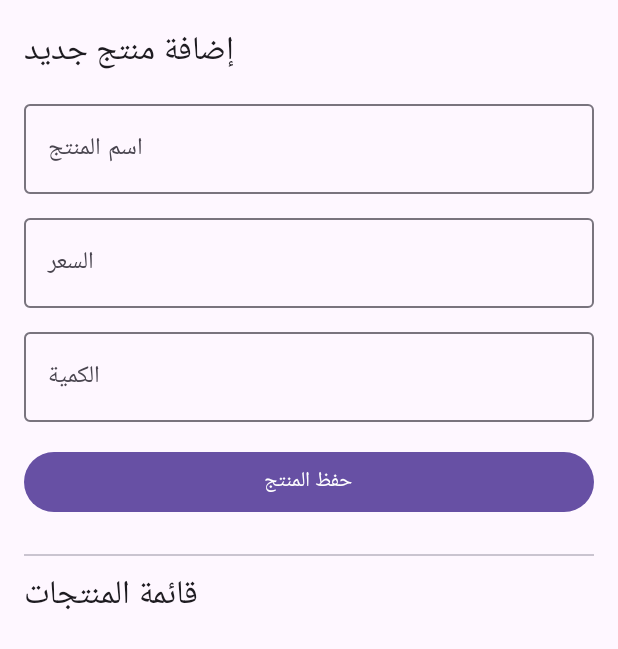
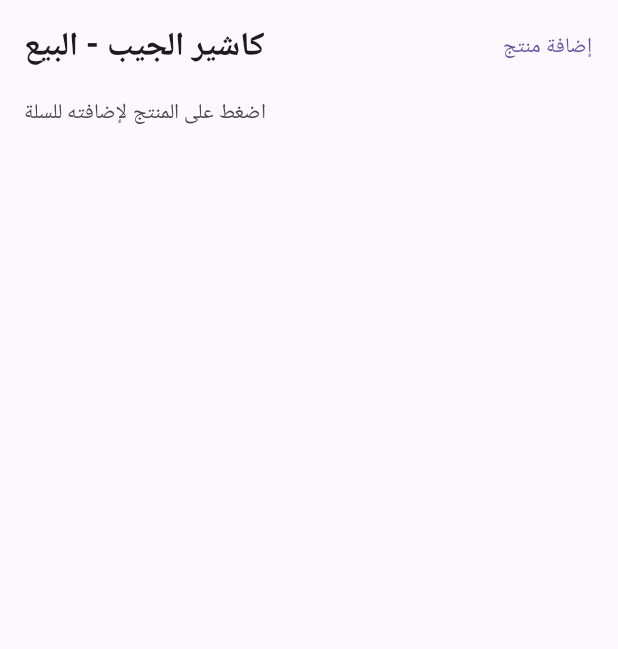
Before and after one commit to bb3174472-cloud/PocketCashier, an Android app built with Jetpack Compose: the screen it shows after launch (MainActivity), on a phone screen of 412 x 824 dp. Shown: the top 649 px of the screen. Run offline under Robolectric (Android 15) with nearby library versions, the phone set to English and light mode, and no system bars; our stand-ins replace Room's generated code.

Commit message:
Batch 3: Cashier Screen with Cart and Checkout logic

```diff
--- a/app/src/main/java/com/pocketcashier/MainActivity.kt
+++ b/app/src/main/java/com/pocketcashier/MainActivity.kt
@@ -3,6 +3,7 @@ package com.pocketcashier
 import android.os.Bundle
 import androidx.activity.ComponentActivity
 import androidx.activity.compose.setContent
+import androidx.compose.foundation.clickable
 import androidx.compose.foundation.layout.*
 import androidx.compose.foundation.lazy.LazyColumn
 import androidx.compose.foundation.lazy.items
@@ -10,107 +11,159 @@ import androidx.compose.material3.*
 import androidx.compose.runtime.*
 import androidx.compose.ui.Alignment
 import androidx.compose.ui.Modifier
+import androidx.compose.ui.text.font.FontWeight
 import androidx.compose.ui.unit.dp
 import com.pocketcashier.data.AppDatabase
 import com.pocketcashier.data.Product
+import com.pocketcashier.data.ProductDao
 import kotlinx.coroutines.launch
 
 class MainActivity : ComponentActivity() {
     override fun onCreate(savedInstanceState: Bundle?) {
         super.onCreate(savedInstanceState)
 
-        // تهيئة قاعدة البيانات
         val db = AppDatabase.getDatabase(this)
         val dao = db.productDao()
 
         setContent {
             MaterialTheme {
                 Surface(modifier = Modifier.fillMaxSize()) {
-                    ProductScreen(dao)
+                    CashierScreen(dao)
                 }
             }
         }
     }
 }
 
-@OptIn(ExperimentalMaterial3Api::class)
 @Composable
-fun ProductScreen(dao: com.pocketcashier.data.ProductDao) {
+fun CashierScreen(dao: ProductDao) {
+    val scope = rememberCoroutineScope()
+    val products by dao.getAllProducts().collectAsState(initial = emptyList())
+
+    // حالة السلة: خريطة تربط المنتج بالكمية المطلوبة
+    val cart = remember { mutableStateMapOf<Product, Int>() }
+    var showAddProductDialog by remember { mutableStateOf(false) }
+
+    val totalAmount = cart.entries.sumOf { it.key.price * it.value }
+
+    Scaffold(
+        topBar = {
+            TopAppBar(
+                title = { Text("كاشير الجيب - البيع", fontWeight = FontWeight.Bold) },
+                actions = {
+                    TextButton(onClick = { showAddProductDialog = true }) {
+                        Text("إضافة منتج")
+                    }
+                }
+            )
+        },
+        bottomBar = {
+            if (cart.isNotEmpty()) {
+                Card(
+                    modifier = Modifier.fillMaxWidth().padding(8.dp),
+                    elevation = CardDefaults.cardElevation(8.dp)
+                ) {
+                    Row(
+                        modifier = Modifier.padding(16.dp).fillMaxWidth(),
+                        horizontalArrangement = Arrangement.SpaceBetween,
+                        verticalAlignment = Alignment.CenterVertically
+                    ) {
+                        Column {
+                            Text("الإجمالي", style = MaterialTheme.typography.titleMedium)
+                            Text("${totalAmount} ريال", style = MaterialTheme.typography.headlineSmall, fontWeight = FontWeight.Bold)
+                        }
+                        Button(
+                            onClick = {
+                                scope.launch {
+                                    // خصم الكميات من قاعدة البيانات
+                                    cart.forEach { (product, qty) ->
+                                        dao.updateQuantity(product.id, qty)
+                                    }
+                                    cart.clear() // مسح السلة
+                                }
+                            },
+                            colors = ButtonDefaults.buttonColors(containerColor = androidx.compose.ui.graphics.Color(0xFF4CAF50))
+                        ) {
+                            Text("إتمام البيع")
+                        }
+                    }
+                }
+            }
+        }
+    ) { paddingValues ->
+        Column(modifier = Modifier.padding(paddingValues).padding(horizontal = 16.dp)) {
+            Text("اضغط على المنتج لإضافته للسلة", style = MaterialTheme.typography.bodyMedium, color = MaterialTheme.colorScheme.onSurfaceVariant)
+            Spacer(modifier = Modifier.height(8.dp))
+
+            LazyColumn(modifier = Modifier.fillMaxSize()) {
+                items(products) { product ->
+                    val qtyInCart = cart[product] ?: 0
+                    Card(
+                        modifier = Modifier
+                            .fillMaxWidth()
+                            .padding(vertical = 4.dp)
+                            .clickable(enabled = product.quantity > qtyInCart) {
+                                cart[product] = qtyInCart + 1
+                            },
+                        elevation = CardDefaults.cardElevation(defaultElevation = 2.dp),
+                        colors = CardDefaults.cardColors(
+                            containerColor = if (product.quantity > qtyInCart) MaterialTheme.colorScheme.surfaceVariant else MaterialTheme.colorScheme.errorContainer
+                        )
+                    ) {
+                        Row(
+                            modifier = Modifier.padding(16.dp).fillMaxWidth(),
+                            horizontalArrangement = Arrangement.SpaceBetween
+                        ) {
+                            Column {
+                                Text(text = product.name, style = MaterialTheme.typography.titleMedium, fontWeight = FontWeight.Bold)
+                                Text(text = "المتوفر: ${product.quantity} | السعر: ${product.price}", style = MaterialTheme.typography.bodySmall)
+                            }
+                            if (qtyInCart > 0) {
+                                Text(text = "في السلة: $qtyInCart", color = MaterialTheme.colorScheme.primary, fontWeight = FontWeight.Bold)
+                            }
+                        }
+                    }
+                }
+            }
+        }
+    }
+
+    if (showAddProductDialog) {
+        AddProductDialog(dao = dao, onDismiss = { showAddProductDialog = false })
+    }
+}
+
+@Composable
+fun AddProductDialog(dao: ProductDao, onDismiss: () -> Unit) {
     val scope = rememberCoroutineScope()
     var name by remember { mutableStateOf("") }
     var price by remember { mutableStateOf("") }
     var quantity by remember { mutableStateOf("") }
 
-    // جلب المنتجات من قاعدة البيانات
-    val products by dao.getAllProducts().collectAsState(initial = emptyList())
-
-    Column(modifier = Modifier.padding(16.dp).fillMaxSize()) {
-        Text("إضافة منتج جديد", style = MaterialTheme.typography.titleLarge)
-        Spacer(modifier = Modifier.height(8.dp))
-
-        OutlinedTextField(
-            value = name,
-            onValueChange = { name = it },
-            label = { Text("اسم المنتج") },
-            modifier = Modifier.fillMaxWidth()
-        )
-        Spacer(modifier = Modifier.height(8.dp))
-
-        OutlinedTextField(
-            value = price,
-            onValueChange = { price = it },
-            label = { Text("السعر") },
-            modifier = Modifier.fillMaxWidth()
-        )
-        Spacer(modifier = Modifier.height(8.dp))
-
-        OutlinedTextField(
-            value = quantity,
-            onValueChange = { quantity = it },
-            label = { Text("الكمية") },
-            modifier = Modifier.fillMaxWidth()
-        )
-        Spacer(modifier = Modifier.height(16.dp))
-
-        Button(
-            onClick = {
-                if (name.isNotBlank() && price.isNotBlank() && quantity.isNotBlank()) {
-                    val newProduct = Product(
-                        name = name,
-                        price = price.toDoubleOrNull() ?: 0.0,
-                        quantity = quantity.toIntOrNull() ?: 0
-                    )
-                    scope.launch {
-                        dao.insert(newProduct)
-                        name = ""
-                        price = ""
-                        quantity = ""
+    AlertDialog(
+        onDismissRequest = onDismiss,
+        title = { Text("إضافة منتج جديد") },
+        text = {
+            Column {
+                OutlinedTextField(value = name, onValueChange = { name = it }, label = { Text("اسم المنتج") })
+                OutlinedTextField(value = price, onValueChange = { price = it }, label = { Text("السعر") })
+                OutlinedTextField(value = quantity, onValueChange = { quantity = it }, label = { Text("الكمية") })
+            }
+        },
+        confirmButton = {
+            TextButton(
+                onClick = {
+                    if (name.isNotBlank() && price.isNotBlank() && quantity.isNotBlank()) {
+                        scope.launch {
+                            dao.insert(Product(name = name, price = price.toDoubleOrNull() ?: 0.0, quantity = quantity.toIntOrNull() ?: 0))
+                            onDismiss()
+                        }
                     }
                 }
-            },
-            modifier = Modifier.fillMaxWidth()
-        ) {
-            Text("حفظ المنتج")
+            ) { Text("حفظ") }
+        },
+        dismissButton = {
+            TextButton(onClick = onDismiss) { Text("إلغاء") }
         }
-
-        Spacer(modifier = Modifier.height(24.dp))
-        Divider()
-        Spacer(modifier = Modifier.height(8.dp))
-
-        Text("قائمة المنتجات", style = MaterialTheme.typography.titleLarge)
-
-        LazyColumn(modifier = Modifier.fillMaxWidth().weight(1f)) {
-            items(products) { product ->
-                Card(
-                    modifier = Modifier.fillMaxWidth().padding(vertical = 4.dp),
-                    elevation = CardDefaults.cardElevation(defaultElevation = 2.dp)
-                ) {
-                    Column(modifier = Modifier.padding(16.dp)) {
-                        Text(text = product.name, style = MaterialTheme.typography.titleMedium)
-                        Text(text = "السعر: ${product.price} | الكمية: ${product.quantity}", style = MaterialTheme.typography.bodyMedium)
-                    }
-                }
-            }
-        }
-    }
+    )
 }
--- a/app/src/main/java/com/pocketcashier/data/ProductDao.kt
+++ b/app/src/main/java/com/pocketcashier/data/ProductDao.kt
@@ -12,4 +12,8 @@ interface ProductDao {
 
     @Query("SELECT * FROM products ORDER BY id DESC")
     fun getAllProducts(): Flow<List<Product>>
+
+    // دالة جديدة لخصم الكمية بعد البيع
+    @Query("UPDATE products SET quantity = quantity - :soldQuantity WHERE id = :productId")
+    suspend fun updateQuantity(productId: Int, soldQuantity: Int)
 }
```
